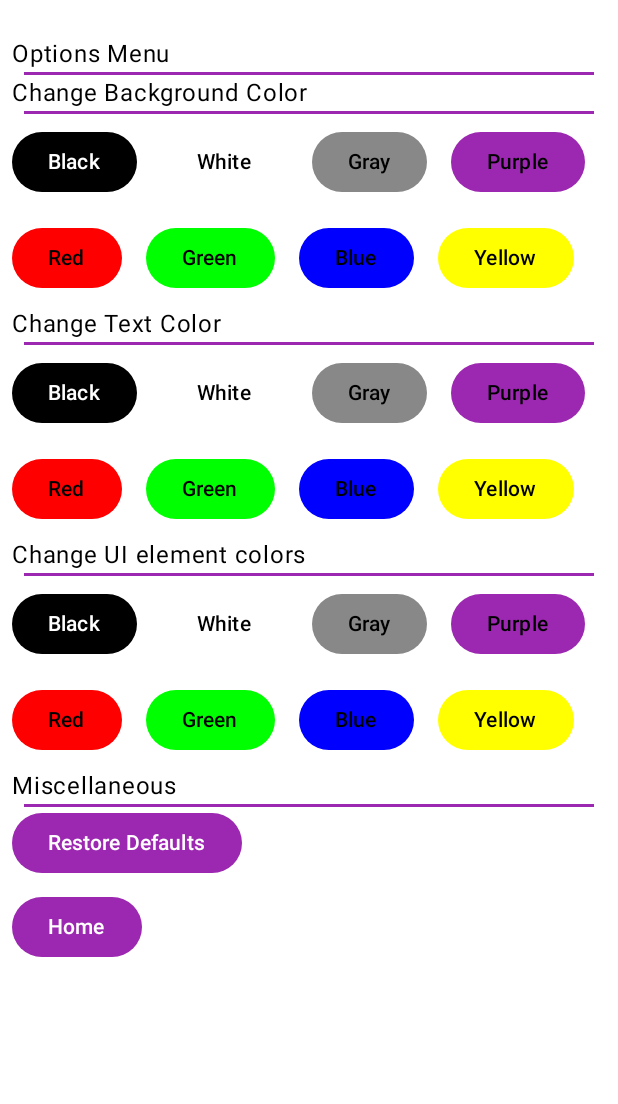
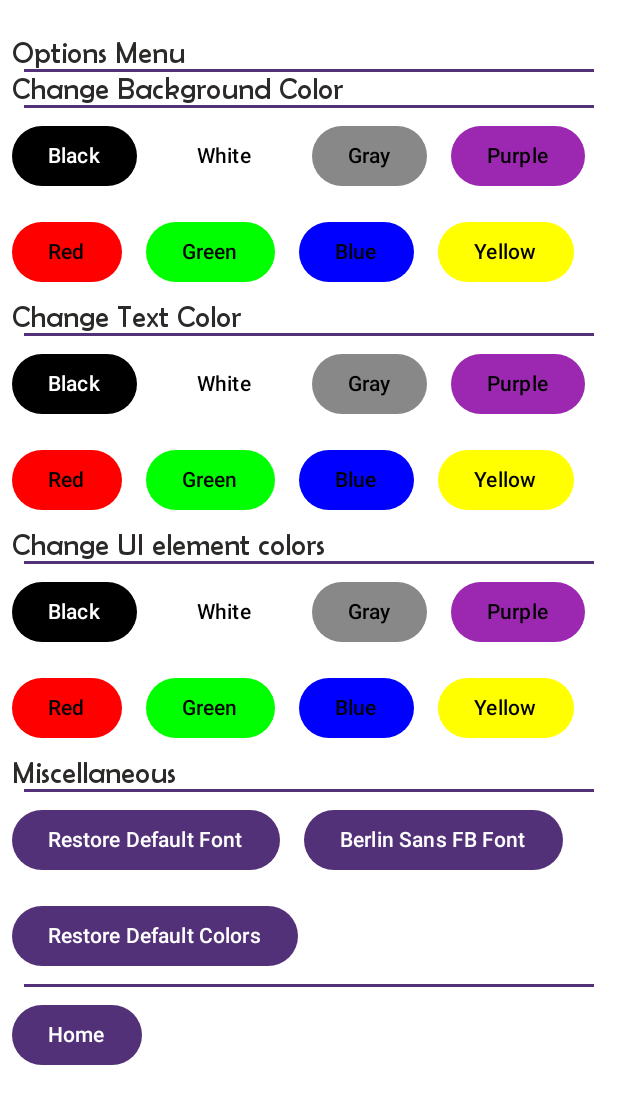
Before and after one commit to Keegan-Six/Cornell-College-App-2025, an Android app built with Jetpack Compose: the MainScreen screen opened through its navigation route, after a tap on "Options", on a phone screen of 412 x 824 dp. Shown: the top 1104 px of the screen. Run offline under Robolectric (Android 15) with nearby library versions, the phone set to English and light mode, and no system bars; our stand-ins replace Room's generated code; pictures from the network do not load; 1 statement that could not run was skipped.

Commit message:
Firebase functionality added, login screen added, event screen added

```diff
--- a/app/src/main/AndroidManifest.xml
+++ b/app/src/main/AndroidManifest.xml
@@ -24,11 +24,9 @@
         <activity
             android:name=".MainActivity"
             android:exported="true"
-            android:label="@string/app_name"
-            android:theme="@style/Theme.CornellCollegeApp2025">
+            android:theme="@style/Theme.App.Starting">
             <intent-filter>
                 <action android:name="android.intent.action.MAIN" />
-
                 <category android:name="android.intent.category.LAUNCHER" />
             </intent-filter>
         </activity>
--- a/app/src/main/java/com/example/cornell_college_app_2025/MainActivity.kt
+++ b/app/src/main/java/com/example/cornell_college_app_2025/MainActivity.kt
@@ -6,6 +6,7 @@ import androidx.activity.compose.setContent
 import androidx.activity.enableEdgeToEdge
 import androidx.compose.runtime.Composable
 import androidx.compose.ui.tooling.preview.Preview
+import androidx.core.splashscreen.SplashScreen.Companion.installSplashScreen
 import androidx.navigation.compose.rememberNavController
 import com.example.cornell_college_app_2025.ui.theme.CornellCollegeApp2025Theme
 
@@ -16,6 +17,7 @@ import com.example.cornell_college_app_2025.ui.theme.CornellCollegeApp2025Theme
 class MainActivity : ComponentActivity() {
     override fun onCreate(savedInstanceState: Bundle?) {
         super.onCreate(savedInstanceState)
+        installSplashScreen()
         enableEdgeToEdge()
         setContent {
             CornellCollegeApp2025Theme {
@@ -28,10 +30,10 @@ class MainActivity : ComponentActivity() {
 //-----------------------------PREVIEWS-----------------------------------------------------------
 @Preview(showBackground = true)
 @Composable
-fun OpeningScreenPreview() {
+fun MainScreenPreview() {
     CornellCollegeApp2025Theme {
         val navController = rememberNavController()
-        OpeningScreen(navController = navController)
+        MainScreen(navController = navController)
     }
 }
 /*
--- a/app/src/main/java/com/example/cornell_college_app_2025/ObjectsClassesInterfaces.kt
+++ b/app/src/main/java/com/example/cornell_college_app_2025/ObjectsClassesInterfaces.kt
@@ -1,5 +1,10 @@
 package com.example.cornell_college_app_2025
 
+import androidx.compose.ui.text.font.Font
+import androidx.compose.ui.text.font.FontFamily
+import androidx.compose.ui.text.font.FontWeight
+import androidx.compose.ui.text.font.FontStyle
+import com.example.cornell_college_app_2025.R
 import android.util.Log
 import androidx.compose.runtime.getValue
 import androidx.compose.runtime.mutableStateOf
@@ -74,9 +79,16 @@ data class Hour(
 // App theme
 object AppTheme {
     var backgroundColor by mutableStateOf(Color.White)
-    var textColor by mutableStateOf(Color.Black)
-    var uiElementColor by mutableStateOf(Color(0xFF9C27B0))
+    var textColor by mutableStateOf(Color(0xFF2C2A29))
+    var uiElementColor by mutableStateOf(Color(0xFF523178))
+    var font by mutableStateOf(MyFontFamily)
 }
+//fonts
+val MyFontFamily = FontFamily(
+    Font(R.font.brlnsr, FontWeight.Normal),
+    Font(R.font.brlnsdb, FontWeight.Bold),
+    Font(R.font.brlnsb, FontWeight.ExtraBold),
+)
 // Weather API Interface
 interface WeatherApiService {
     @GET("forecast.json")
--- a/app/src/main/java/com/example/cornell_college_app_2025/Screens.kt
+++ b/app/src/main/java/com/example/cornell_college_app_2025/Screens.kt
@@ -19,6 +19,10 @@ import androidx.compose.ui.Modifier
 import androidx.compose.ui.graphics.Color
 import androidx.compose.ui.platform.LocalContext
 import androidx.compose.ui.res.painterResource
+import androidx.compose.ui.text.TextStyle
+import androidx.compose.ui.text.font.Font
+import androidx.compose.ui.text.font.FontFamily
+import androidx.compose.ui.text.font.FontWeight
 import androidx.compose.ui.unit.dp
 import androidx.compose.ui.unit.sp
 import androidx.core.net.toUri
@@ -28,7 +32,31 @@ import androidx.room.Room
 //-----------------------------SCREENS-------------------------------------------------------------
 // Opening Screen or Home Screen, displays buttons to navigate to other screens
 @Composable
-fun OpeningScreen(navController: NavHostController) {
+fun LoginScreen(navController: NavHostController) {
+    Column {
+        Spacer(modifier = Modifier.height(24.dp))
+        Text(
+            text = "Login Screen",
+            modifier = Modifier.padding(start = 8.dp),
+            fontSize = 20.sp,
+            style = TextStyle(
+                fontFamily = AppTheme.font,
+                fontWeight = FontWeight.Normal
+            ),
+            color = AppTheme.textColor
+        )
+        PurpleLine()
+        Button(
+            onClick = { navController.navigate("main_screen") },
+            modifier = Modifier.padding(8.dp).wrapContentSize(),
+            colors = ButtonDefaults.buttonColors(containerColor = AppTheme.uiElementColor)
+        ) {
+            Text(text = "Login")
+        }
+    }
+}
+@Composable
+fun MainScreen(navController: NavHostController) {
     val context = LocalContext.current
     Column {
         Spacer(modifier = Modifier.height(24.dp))
@@ -41,6 +69,8 @@ fun OpeningScreen(navController: NavHostController) {
         Text(text = "Current Weather",
             modifier = Modifier.padding(start = 8.dp),
             fontSize = 20.sp,
+            style = TextStyle(fontFamily = AppTheme.font,
+                fontWeight = FontWeight.Normal),
             color = AppTheme.textColor)
         PurpleLine()
         WeatherDisplay("52314")
@@ -51,7 +81,10 @@ fun OpeningScreen(navController: NavHostController) {
             colors = ButtonDefaults.buttonColors(containerColor = AppTheme.uiElementColor)) {
             Text(text = "7 Day Weather Forecast")
         }
-        Text(text = "Navigation", modifier = Modifier.padding(start = 8.dp),
+        Text(text = "Navigation",
+            modifier = Modifier.padding(start = 8.dp),
+            style = TextStyle(fontFamily = AppTheme.font,
+                fontWeight = FontWeight.Normal),
             fontSize = 20.sp,
             color = AppTheme.textColor)
         PurpleLine()
@@ -85,6 +118,8 @@ fun OpeningScreen(navController: NavHostController) {
         }
         Text(text = "Quick Links",
             modifier = Modifier.padding(start = 8.dp),
+            style = TextStyle(fontFamily = AppTheme.font,
+                fontWeight = FontWeight.Normal),
             fontSize = 20.sp,
             color = AppTheme.textColor)
         PurpleLine()
@@ -117,13 +152,15 @@ fun OpeningScreen(navController: NavHostController) {
                 Text(text = "Library")
             }
         }
-        Button(onClick = { navController.navigate("options_menu") },
-            modifier = Modifier
-                .padding(8.dp)
-                .wrapContentSize(),
-            colors = ButtonDefaults.buttonColors(containerColor = Color.Gray)) {
-            Text(text = "Options")
-        }
+            Button(
+                onClick = { navController.navigate("options_menu") },
+                modifier = Modifier
+                    .padding(8.dp)
+                    .wrapContentSize(),
+                colors = ButtonDefaults.buttonColors(containerColor = Color.Gray)
+            ) {
+                Text(text = "Options")
+            }
     }
 }
 // Weather Screen, displays more weather information
@@ -131,8 +168,11 @@ fun OpeningScreen(navController: NavHostController) {
 fun Weather2Screen(navController: NavHostController) {
     Column {
         Spacer(modifier = Modifier.height(48.dp))
-        Text(text = "7 Day Weather Forecast for Mount Vernon, Iowa",
+        Text(text = "7 Day Weather Forecast",
             modifier = Modifier.padding(start = 8.dp),
+            fontSize = 20.sp,
+            style = TextStyle(fontFamily = AppTheme.font,
+                fontWeight = FontWeight.Normal),
             color = AppTheme.textColor)
         PurpleLine()
         Forecast("52314")
@@ -147,13 +187,15 @@ fun MenuScreen(navController: NavHostController) {
         Spacer(modifier = Modifier.height(48.dp))
         Text(text = "Menu Screen",
             modifier = Modifier.padding(start = 8.dp),
+            style = TextStyle(fontFamily = AppTheme.font,
+                fontWeight = FontWeight.Normal),
             color = AppTheme.textColor)
         WebViewScreen(
             url = "https://cornell.cafebonappetit.com/",
             modifier = Modifier
                 .fillMaxWidth()
                 .weight(1f),
-            scroll = true
+            scroll = 1
         )
         Row(modifier = Modifier.fillMaxWidth(), horizontalArrangement = Arrangement.spacedBy(30.dp)) {
             Home(navController)
@@ -177,6 +219,8 @@ fun MenuScreen2(navController: NavHostController) {
         Spacer(modifier = Modifier.height(24.dp))
         Text(text = "Zamora's Market Menu",
             modifier = Modifier.padding(start = 8.dp),
+            style = TextStyle(fontFamily = AppTheme.font,
+                fontWeight = FontWeight.Normal),
             color = AppTheme.textColor)
         PurpleLine()
         Image(
@@ -196,12 +240,16 @@ fun MenuScreen2(navController: NavHostController) {
 // TODO: Add schedule functionality
 @Composable
 fun ScheduleScreen(navController: NavHostController) {
+    val context = LocalContext.current
     Column {
         Spacer(modifier = Modifier.height(48.dp))
         Text(text = "Schedule Screen",
             modifier = Modifier.padding(start = 8.dp),
+            style = TextStyle(fontFamily = AppTheme.font,
+                fontWeight = FontWeight.Normal),
             color = AppTheme.textColor)
         PurpleLine()
+        writeData()
         Home(navController)
     }
 }
@@ -212,8 +260,15 @@ fun EventScreen(navController: NavHostController) {
         Spacer(modifier = Modifier.height(48.dp))
         Text(text = "Event Screen",
             modifier = Modifier.padding(start = 8.dp),
+            style = TextStyle(fontFamily = AppTheme.font,
+                fontWeight = FontWeight.Normal),
             color = AppTheme.textColor)
         PurpleLine()
+        WebViewScreen(
+            url = "https://www.cornellcollege.edu/campus-calendar/",
+            modifier = Modifier
+                .fillMaxWidth()
+                .weight(1f), scroll = 2)
         Home(navController)
     }
 }
@@ -224,6 +279,8 @@ fun MapScreen(navController: NavHostController) {
         Text(
             text = "Map Screen",
             modifier = Modifier.padding(start = 8.dp),
+            style = TextStyle(fontFamily = AppTheme.font,
+                fontWeight = FontWeight.Normal),
             color = AppTheme.textColor
         )
         PurpleLine()
@@ -251,6 +308,8 @@ fun MapScreen2(navController: NavHostController) {
         Text(
             text = "Official Cornell Map",
             modifier = Modifier.padding(start = 8.dp),
+            style = TextStyle(fontFamily = AppTheme.font,
+                fontWeight = FontWeight.Normal),
             color = AppTheme.textColor)
         PurpleLine()
         Image(
@@ -269,12 +328,18 @@ fun OptionsMenu(navController: NavHostController) {
         Text(
             text = "Options Menu",
             modifier = Modifier.padding(start = 8.dp),
+            fontSize = 20.sp,
+            style = TextStyle(fontFamily = AppTheme.font,
+                fontWeight = FontWeight.Normal),
             color = AppTheme.textColor
         )
         PurpleLine()
         Text(
             text = "Change Background Color",
+            fontSize = 20.sp,
             modifier = Modifier.padding(start = 8.dp),
+            style = TextStyle(fontFamily = AppTheme.font,
+                fontWeight = FontWeight.Normal),
             color = AppTheme.textColor
         )
         PurpleLine()
@@ -317,6 +382,9 @@ fun OptionsMenu(navController: NavHostController) {
         Text(
             text = "Change Text Color",
             modifier = Modifier.padding(start = 8.dp),
+            fontSize = 20.sp,
+            style = TextStyle(fontFamily = AppTheme.font,
+                fontWeight = FontWeight.Normal),
             color = AppTheme.textColor
         )
         PurpleLine()
@@ -363,6 +431,9 @@ fun OptionsMenu(navController: NavHostController) {
         Text(
             text = "Change UI element colors",
             modifier = Modifier.padding(start = 8.dp),
+            fontSize = 20.sp,
+            style = TextStyle(fontFamily = AppTheme.font,
+                fontWeight = FontWeight.Normal),
             color = AppTheme.textColor
         )
         PurpleLine()
@@ -405,18 +476,46 @@ fun OptionsMenu(navController: NavHostController) {
         Text(
             text = "Miscellaneous",
             modifier = Modifier.padding(start = 8.dp),
+            fontSize = 20.sp,
+            style = TextStyle(fontFamily = AppTheme.font,
+                fontWeight = FontWeight.Normal),
             color = AppTheme.textColor
         )
         PurpleLine()
+        Row {
+            Button(
+                onClick = {
+                    AppTheme.font = FontFamily.Default
+                },
+                modifier = Modifier.padding(8.dp),
+                colors = ButtonDefaults.buttonColors(containerColor = AppTheme.uiElementColor)
+            ) {
+                Text(text = "Restore Default Font")
+            }
+            Button(
+                onClick = {
+                    AppTheme.font = FontFamily(
+                        Font(R.font.brlnsr, FontWeight.Normal),
+                        Font(R.font.brlnsdb, FontWeight.Bold),
+                        Font(R.font.brlnsb, FontWeight.ExtraBold),
+                    )
+                },
+                modifier = Modifier.padding(8.dp),
+                colors = ButtonDefaults.buttonColors(containerColor = AppTheme.uiElementColor)
+            ) {
+                Text(text = "Berlin Sans FB Font")
+            }
+        }
         Button(onClick = {
             AppTheme.textColor = Color.Black
             AppTheme.backgroundColor = Color.White
             AppTheme.uiElementColor = Color(0xFF9C27B0)
         },
-            modifier = Modifier.padding(start = 8.dp),
+            modifier = Modifier.padding(8.dp),
             colors = ButtonDefaults.buttonColors(containerColor = AppTheme.uiElementColor)) {
-            Text(text = "Restore Defaults")
+            Text(text = "Restore Default Colors")
         }
+        PurpleLine()
         Home(navController)
     }
 }
--- a/app/src/main/res/values/colors.xml
+++ b/app/src/main/res/values/colors.xml
@@ -7,4 +7,6 @@
     <color name="teal_700">#FF018786</color>
     <color name="black">#FF000000</color>
     <color name="white">#FFFFFFFF</color>
+    <color name="purple">#9C27B0</color>
+    <color name="cornell_purple">#523178</color>
 </resources>
--- a/app/src/main/res/values/themes.xml
+++ b/app/src/main/res/values/themes.xml
@@ -2,4 +2,14 @@
 <resources>
 
     <style name="Theme.CornellCollegeApp2025" parent="android:Theme.Material.Light.NoActionBar" />
+    <style name="Theme.App.Starting" parent="Theme.SplashScreen">
+        <!-- Set the splash screen background, animated icon, and animation duration. -->
+        <item name="windowSplashScreenBackground">@color/white</item>
+
+        <!-- Use windowSplashScreenAnimatedIcon to add a logo in your splash screen -->
+        <item name="windowSplashScreenAnimatedIcon">@color/cornell_purple</item>
+        <!-- Set the theme of the content that is shown after the splash screen. -->
+        <item name="postSplashScreenTheme">@style/Theme.CornellCollegeApp2025</item>
+
+    </style>
 </resources>
--- a/build.gradle.kts
+++ b/build.gradle.kts
@@ -1,5 +1,6 @@
 // Top-level build file where you can add configuration options common to all sub-projects/modules.
 plugins {
+    id("com.google.gms.google-services") version "4.4.2" apply false
     id("com.google.devtools.ksp") version "2.0.21-1.0.27" apply false
     alias(libs.plugins.android.application) apply false
     alias(libs.plugins.kotlin.android) apply false
```
Also changed, not shown: app/build.gradle.kts (+10 -22 lines), app/src/main/java/com/example/cornell_college_app_2025/AppDatabaseHolder.kt (added, +22 -0 lines), app/src/main/java/com/example/cornell_college_app_2025/Firebase.kt (added, +52 -0 lines), app/src/main/java/com/example/cornell_college_app_2025/Functions.kt (+47 -6 lines), app/src/main/java/com/example/cornell_college_app_2025/SQL.kt (+17 -20 lines), app/src/main/res/drawable-nodpi/cc_logo_icon_rgb__1_.png (added), app/src/main/res/drawable/cc_logo_icon_rgb__1_.png (added), app/src/main/res/font/brlnsb.TTF (added), app/src/main/res/font/brlnsdb.TTF (added), app/src/main/res/font/brlnsr.TTF (added).
